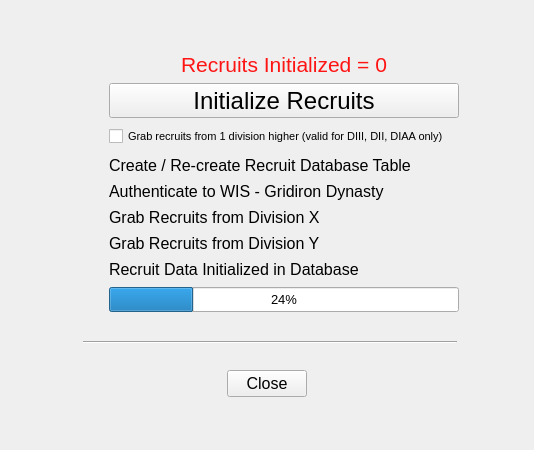
Old version of the form UI/initializerecruits.ui in the repository ebzimny01/gd-recruit.
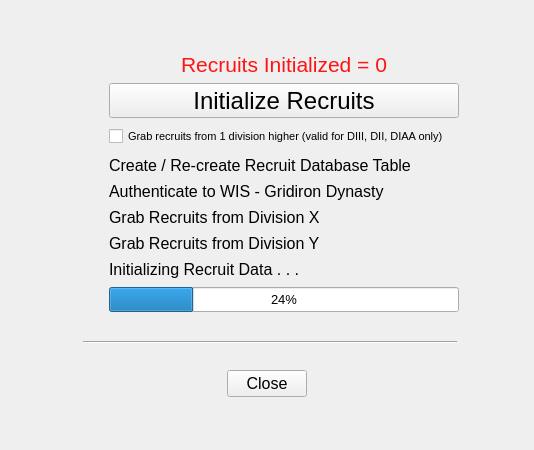
New version of the form. Icons and pictures are not drawn.

Diff of the .ui file:
```diff
--- a/UI/initializerecruits.ui
+++ b/UI/initializerecruits.ui
@@ -739,7 +739,7 @@
         </font>
        </property>
        <property name="text">
-        <string>Recruit Data Initialized in Database</string>
+        <string>Initializing Recruit Data . . . </string>
        </property>
       </widget>
      </item>
```
